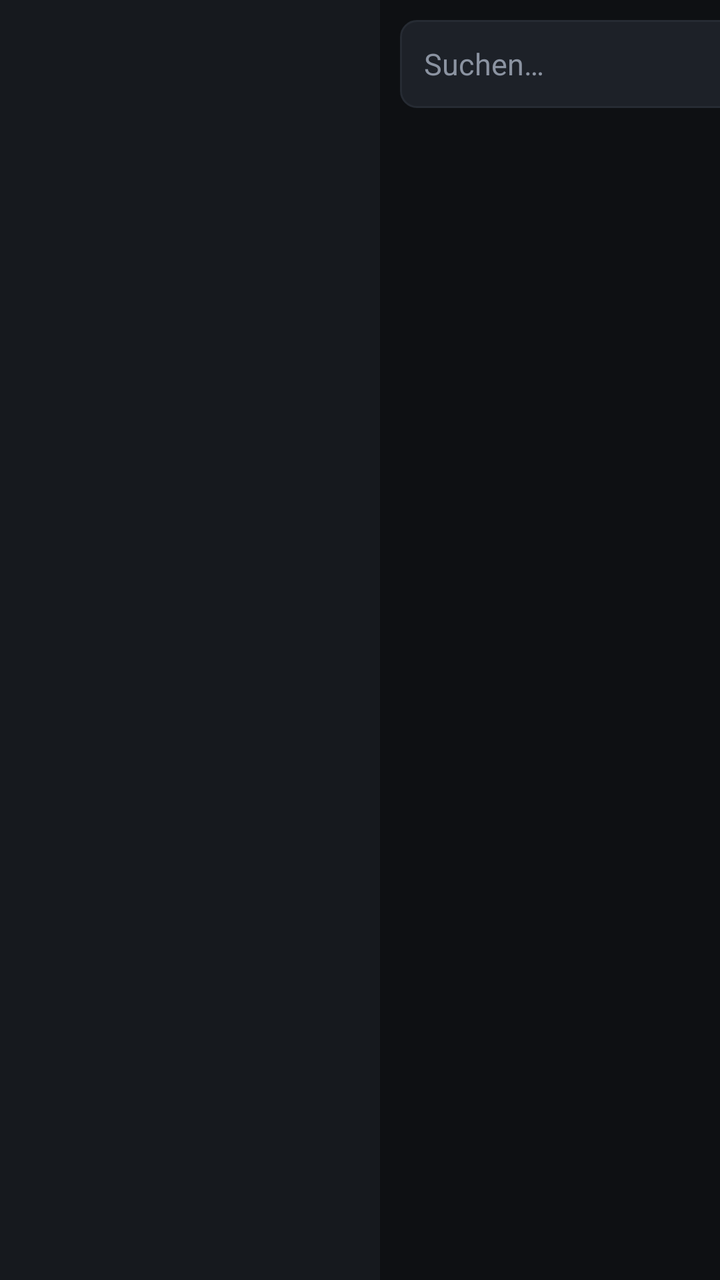
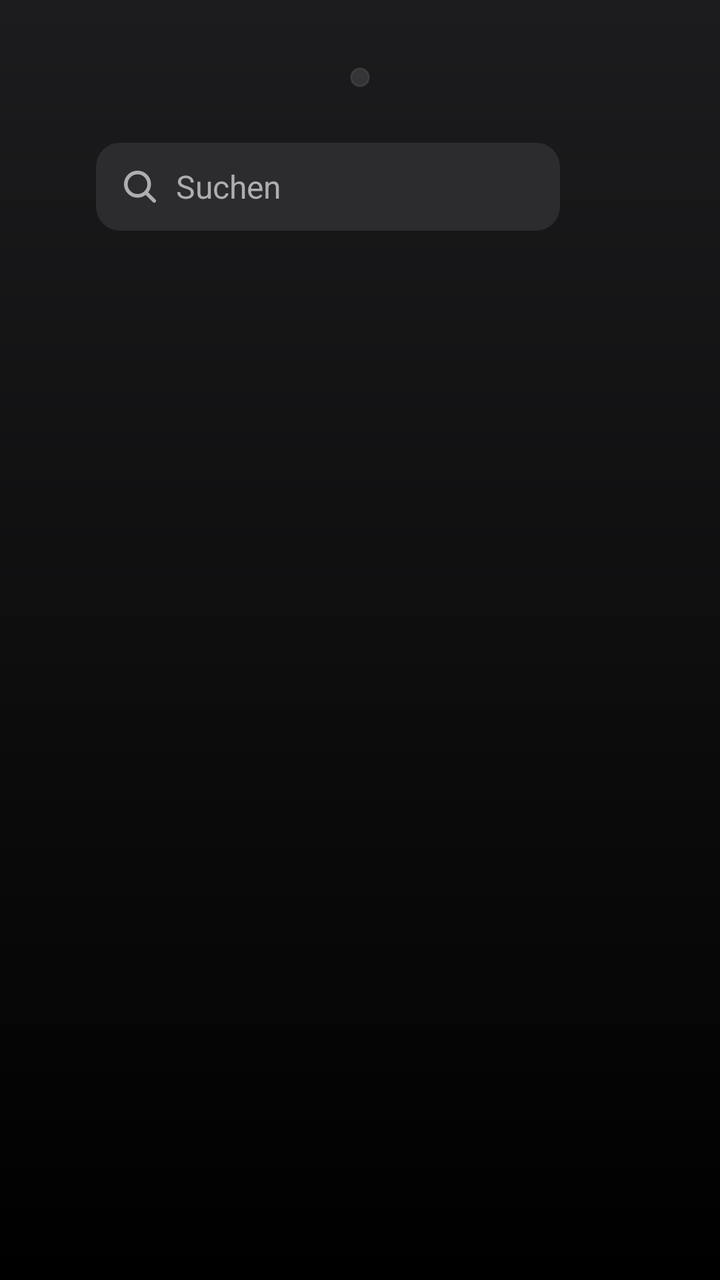

Screens rendered from an Android XML layout before and after an edit, with the pre-edit source and the edit as a unified diff.
<!-- AndroidManifest.xml: application theme AppTheme -->
<!-- res/layout/activity_main.xml -->
<?xml version="1.0" encoding="utf-8"?>
<FrameLayout xmlns:android="http://schemas.android.com/apk/res/android"
    android:id="@+id/root"
    android:layout_width="match_parent"
    android:layout_height="match_parent"
    android:background="@color/bg">

    <LinearLayout
        android:id="@+id/browse"
        android:layout_width="match_parent"
        android:layout_height="match_parent"
        android:orientation="horizontal">

        <LinearLayout
            android:id="@+id/nav"
            android:layout_width="190dp"
            android:layout_height="match_parent"
            android:background="@color/panel"
            android:orientation="vertical"
            android:padding="12dp">
            <TextView
                android:id="@+id/logo"
                android:layout_width="wrap_content"
                android:layout_height="wrap_content"
                android:layout_marginBottom="16dp"
                android:layout_marginStart="6dp"
                android:textSize="24sp"
                android:textStyle="bold" />
        </LinearLayout>

        <LinearLayout
            android:id="@+id/colCats"
            android:layout_width="250dp"
            android:layout_height="match_parent"
            android:orientation="vertical"
            android:padding="10dp">
            <EditText
                android:id="@+id/search"
                android:layout_width="match_parent"
                android:layout_height="44dp"
                android:background="@drawable/field_bg"
                android:hint="Suchen…"
                android:imeOptions="actionSearch"
                android:inputType="text"
                android:paddingHorizontal="12dp"
                android:singleLine="true"
                android:textColor="@color/text"
                android:textColorHint="@color/muted"
                android:textSize="15sp" />
            <androidx.recyclerview.widget.RecyclerView
                android:id="@+id/cats"
                android:layout_width="match_parent"
                android:layout_height="match_parent"
                android:layout_marginTop="8dp" />
        </LinearLayout>

        <FrameLayout
            android:id="@+id/colMain"
            android:layout_width="0dp"
            android:layout_height="match_parent"
            android:layout_weight="1"
            android:padding="10dp">
            <LinearLayout
                android:layout_width="match_parent"
                android:layout_height="match_parent"
                android:orientation="vertical">
                <TextView
                    android:id="@+id/header"
                    android:layout_width="match_parent"
                    android:layout_height="wrap_content"
                    android:paddingBottom="8dp"
                    android:paddingStart="6dp"
                    android:textColor="@color/muted"
                    android:textSize="14sp" />
                <androidx.recyclerview.widget.RecyclerView
                    android:id="@+id/items"
                    android:layout_width="match_parent"
                    android:layout_height="match_parent" />
            </LinearLayout>
            <ScrollView
                android:id="@+id/settings"
                android:layout_width="match_parent"
                android:layout_height="match_parent"
                android:visibility="gone">
                <LinearLayout
                    android:id="@+id/settingsBox"
                    android:layout_width="560dp"
                    android:layout_height="wrap_content"
                    android:orientation="vertical"
                    android:padding="8dp" />
            </ScrollView>
        </FrameLayout>
    </LinearLayout>

    <FrameLayout
        android:id="@+id/playerBox"
        android:layout_width="match_parent"
        android:layout_height="match_parent"
        android:background="#000000"
        android:visibility="gone">
        <org.videolan.libvlc.util.VLCVideoLayout
            android:id="@+id/videoLayout"
            android:layout_width="match_parent"
            android:layout_height="match_parent" />
        <ProgressBar
            android:id="@+id/spinner"
            android:layout_width="56dp"
            android:layout_height="56dp"
            android:layout_gravity="center" />
        <TextView
            android:id="@+id/playerMsg"
            android:layout_width="wrap_content"
            android:layout_height="wrap_content"
            android:layout_gravity="center"
            android:layout_marginTop="70dp"
            android:gravity="center"
            android:padding="12dp"
            android:textColor="#FFFFFF"
            android:textSize="16sp" />
        <LinearLayout
            android:id="@+id/infoOverlay"
            android:layout_width="match_parent"
            android:layout_height="wrap_content"
            android:layout_gravity="bottom"
            android:background="#D90E1013"
            android:orientation="vertical"
            android:padding="24dp"
            android:visibility="gone">
            <TextView
                android:id="@+id/infoTitle"
                android:layout_width="wrap_content"
                android:layout_height="wrap_content"
                android:textSize="24sp"
                android:textStyle="bold" />
            <TextView
                android:id="@+id/infoNow"
                android:layout_width="wrap_content"
                android:layout_height="wrap_content"
                android:layout_marginTop="6dp"
                android:textColor="#FF6B6B"
                android:textSize="16sp" />
            <ProgressBar
                android:id="@+id/infoProgress"
                style="?android:attr/progressBarStyleHorizontal"
                android:layout_width="420dp"
                android:layout_height="6dp"
                android:layout_marginTop="6dp"
                android:max="1000" />
            <TextView
                android:id="@+id/infoDesc"
                android:layout_width="wrap_content"
                android:layout_height="wrap_content"
                android:layout_marginTop="6dp"
                android:maxLines="3"
                android:textColor="#C3C8D1"
                android:textSize="14sp" />
            <TextView
                android:id="@+id/infoNext"
                android:layout_width="wrap_content"
                android:layout_height="wrap_content"
                android:layout_marginTop="10dp"
                android:textColor="@color/muted"
                android:textSize="14sp" />
            <TextView
                android:id="@+id/infoHint"
                android:layout_width="wrap_content"
                android:layout_height="wrap_content"
                android:layout_marginTop="10dp"
                android:text="▲▼ Sender wechseln · OK Info · Zurück = Bild verkleinern"
                android:textColor="@color/muted"
                android:textSize="12sp" />
        </LinearLayout>
    </FrameLayout>
</FrameLayout>
<!-- resources referenced by this layout -->
<resources>
  <color name="bg">#0E1013</color>
  <color name="muted">#8B93A1</color>
  <color name="panel">#16191E</color>
  <color name="text">#E8EAEE</color>
  <!-- drawable field_bg (drawable) -->
  <?xml version="1.0" encoding="utf-8"?>
  <selector xmlns:android="http://schemas.android.com/apk/res/android">
      <item android:state_focused="true">
          <shape><solid android:color="#1D2128" /><stroke android:width="2dp" android:color="#3D8BFD" /><corners android:radius="8dp" /></shape>
      </item>
      <item><shape><solid android:color="#1D2128" /><stroke android:width="1dp" android:color="#262B33" /><corners android:radius="8dp" /></shape></item>
  </selector>
  <style name="AppTheme" parent="Theme.AppCompat.NoActionBar">
          <item name="android:windowBackground">@color/bg</item>
          <item name="android:textColor">@color/text</item>
          <item name="colorAccent">@color/accent</item>
          <item name="android:windowFullscreen">true</item>
      </style>
  <color name="accent">#3D8BFD</color>
</resources>

<!-- the commit's change to res/layout/activity_main.xml (unified diff, before → after) -->
@@ -3,93 +3,148 @@
     android:id="@+id/root"
     android:layout_width="match_parent"
     android:layout_height="match_parent"
-    android:background="@color/bg">
-
+    android:background="@drawable/bg_gradient">
+
+    
     <LinearLayout
         android:id="@+id/browse"
         android:layout_width="match_parent"
         android:layout_height="match_parent"
-        android:orientation="horizontal">
+        android:clipChildren="false"
+        android:clipToPadding="false"
+        android:orientation="vertical"
+        android:paddingStart="48dp"
+        android:paddingTop="24dp"
+        android:paddingEnd="48dp"
+        android:paddingBottom="20dp">
+
+        
+        <FrameLayout
+            android:layout_width="match_parent"
+            android:layout_height="wrap_content"
+            android:clipChildren="false"
+            android:clipToPadding="false">
+            <TextView
+                android:id="@+id/logo"
+                android:layout_width="wrap_content"
+                android:layout_height="wrap_content"
+                android:layout_gravity="start|center_vertical"
+                android:fontFamily="sans-serif-medium"
+                android:letterSpacing="-0.01"
+                android:textColor="@color/text"
+                android:textSize="22sp" />
+            <LinearLayout
+                android:id="@+id/nav"
+                android:layout_width="wrap_content"
+                android:layout_height="wrap_content"
+                android:layout_gravity="center"
+                android:background="@drawable/tabbar_bg"
+                android:clipChildren="false"
+                android:clipToPadding="false"
+                android:gravity="center_vertical"
+                android:orientation="horizontal"
+                android:padding="5dp" />
+        </FrameLayout>
 
         <LinearLayout
-            android:id="@+id/nav"
-            android:layout_width="190dp"
-            android:layout_height="match_parent"
-            android:background="@color/panel"
-            android:orientation="vertical"
-            android:padding="12dp">
-            <TextView
-                android:id="@+id/logo"
-                android:layout_width="wrap_content"
-                android:layout_height="wrap_content"
-                android:layout_marginBottom="16dp"
-                android:layout_marginStart="6dp"
-                android:textSize="24sp"
-                android:textStyle="bold" />
+            android:layout_width="match_parent"
+            android:layout_height="0dp"
+            android:layout_marginTop="18dp"
+            android:layout_weight="1"
+            android:clipChildren="false"
+            android:clipToPadding="false"
+            android:orientation="horizontal">
+
+            <LinearLayout
+                android:id="@+id/colCats"
+                android:layout_width="250dp"
+                android:layout_height="match_parent"
+                android:clipChildren="false"
+                android:clipToPadding="false"
+                android:orientation="vertical"
+                android:paddingEnd="18dp">
+                <EditText
+                    android:id="@+id/search"
+                    android:layout_width="match_parent"
+                    android:layout_height="44dp"
+                    android:background="@drawable/field_bg"
+                    android:drawableStart="@drawable/ic_search"
+                    android:drawablePadding="8dp"
+                    android:hint="Suchen"
+                    android:imeOptions="actionSearch"
+                    android:inputType="text"
+                    android:paddingStart="12dp"
+        android:paddingEnd="12dp"
+                    android:singleLine="true"
+                    android:textColor="@color/cell_text"
+                    android:textColorHint="@color/cell_sub"
+                    android:textSize="16sp" />
+                <androidx.recyclerview.widget.RecyclerView
+                    android:id="@+id/cats"
+                    android:layout_width="match_parent"
+                    android:layout_height="match_parent"
+                    android:layout_marginTop="10dp"
+                    android:clipChildren="false"
+                    android:clipToPadding="false"
+                    android:paddingTop="4dp"
+        android:paddingBottom="4dp" />
+            </LinearLayout>
+
+            <FrameLayout
+                android:id="@+id/colMain"
+                android:layout_width="0dp"
+                android:layout_height="match_parent"
+                android:layout_weight="1"
+                android:clipChildren="false"
+                android:clipToPadding="false">
+                <LinearLayout
+                    android:layout_width="match_parent"
+                    android:layout_height="match_parent"
+                    android:clipChildren="false"
+                    android:clipToPadding="false"
+                    android:orientation="vertical">
+                    <TextView
+                        android:id="@+id/header"
+                        android:layout_width="match_parent"
+                        android:layout_height="wrap_content"
+                        android:ellipsize="end"
+                        android:fontFamily="sans-serif-medium"
+                        android:maxLines="1"
+                        android:paddingStart="4dp"
+                        android:paddingBottom="10dp"
+                        android:textColor="@color/text"
+                        android:textSize="20sp" />
+                    <androidx.recyclerview.widget.RecyclerView
+                        android:id="@+id/items"
+                        android:layout_width="match_parent"
+                        android:layout_height="match_parent"
+                        android:clipChildren="false"
+                        android:clipToPadding="false"
+                        android:paddingTop="6dp"
+        android:paddingBottom="6dp" />
+                </LinearLayout>
+                <ScrollView
+                    android:id="@+id/settings"
+                    android:layout_width="match_parent"
+                    android:layout_height="match_parent"
+                    android:clipChildren="false"
+                    android:clipToPadding="false"
+                    android:scrollbars="none"
+                    android:visibility="gone">
+                    <LinearLayout
+                        android:id="@+id/settingsBox"
+                        android:layout_width="640dp"
+                        android:layout_height="wrap_content"
+                        android:layout_gravity="center_horizontal"
+                        android:clipChildren="false"
+                        android:clipToPadding="false"
+                        android:orientation="vertical"
+                        android:paddingStart="12dp"
+        android:paddingEnd="12dp"
+                        android:paddingBottom="24dp" />
+                </ScrollView>
+            </FrameLayout>
         </LinearLayout>
-
-        <LinearLayout
-            android:id="@+id/colCats"
-            android:layout_width="250dp"
-            android:layout_height="match_parent"
-            android:orientation="vertical"
-            android:padding="10dp">
-            <EditText
-                android:id="@+id/search"
-                android:layout_width="match_parent"
-                android:layout_height="44dp"
-                android:background="@drawable/field_bg"
-                android:hint="Suchen…"
-                android:imeOptions="actionSearch"
-                android:inputType="text"
-                android:paddingHorizontal="12dp"
-                android:singleLine="true"
-                android:textColor="@color/text"
-                android:textColorHint="@color/muted"
-                android:textSize="15sp" />
-            <androidx.recyclerview.widget.RecyclerView
-                android:id="@+id/cats"
-                android:layout_width="match_parent"
-                android:layout_height="match_parent"
-                android:layout_marginTop="8dp" />
-        </LinearLayout>
-
-        <FrameLayout
-            android:id="@+id/colMain"
-            android:layout_width="0dp"
-            android:layout_height="match_parent"
-            android:layout_weight="1"
-            android:padding="10dp">
-            <LinearLayout
-                android:layout_width="match_parent"
-                android:layout_height="match_parent"
-                android:orientation="vertical">
-                <TextView
-                    android:id="@+id/header"
-                    android:layout_width="match_parent"
-                    android:layout_height="wrap_content"
-                    android:paddingBottom="8dp"
-                    android:paddingStart="6dp"
-                    android:textColor="@color/muted"
-                    android:textSize="14sp" />
-                <androidx.recyclerview.widget.RecyclerView
-                    android:id="@+id/items"
-                    android:layout_width="match_parent"
-                    android:layout_height="match_parent" />
-            </LinearLayout>
-            <ScrollView
-                android:id="@+id/settings"
-                android:layout_width="match_parent"
-                android:layout_height="match_parent"
-                android:visibility="gone">
-                <LinearLayout
-                    android:id="@+id/settingsBox"
-                    android:layout_width="560dp"
-                    android:layout_height="wrap_content"
-                    android:orientation="vertical"
-                    android:padding="8dp" />
-            </ScrollView>
-        </FrameLayout>
     </LinearLayout>
 
     <FrameLayout
@@ -97,6 +152,7 @@
         android:layout_width="match_parent"
         android:layout_height="match_parent"
         android:background="#000000"
+        android:elevation="16dp"
         android:visibility="gone">
         <org.videolan.libvlc.util.VLCVideoLayout
             android:id="@+id/videoLayout"
@@ -104,9 +160,10 @@
             android:layout_height="match_parent" />
         <ProgressBar
             android:id="@+id/spinner"
-            android:layout_width="56dp"
-            android:layout_height="56dp"
-            android:layout_gravity="center" />
+            android:layout_width="48dp"
+            android:layout_height="48dp"
+            android:layout_gravity="center"
+            android:indeterminateTint="#FFFFFF" />
         <TextView
             android:id="@+id/playerMsg"
             android:layout_width="wrap_content"
@@ -116,59 +173,90 @@
             android:gravity="center"
             android:padding="12dp"
             android:textColor="#FFFFFF"
-            android:textSize="16sp" />
+            android:textSize="17sp" />
+
+        
         <LinearLayout
             android:id="@+id/infoOverlay"
             android:layout_width="match_parent"
             android:layout_height="wrap_content"
             android:layout_gravity="bottom"
-            android:background="#D90E1013"
+            android:layout_marginStart="48dp"
+            android:layout_marginEnd="48dp"
+            android:layout_marginBottom="27dp"
+            android:background="@drawable/overlay_bg"
             android:orientation="vertical"
-            android:padding="24dp"
+            android:paddingStart="28dp"
+        android:paddingEnd="28dp"
+            android:paddingTop="22dp"
+        android:paddingBottom="22dp"
             android:visibility="gone">
             <TextView
                 android:id="@+id/infoTitle"
                 android:layout_width="wrap_content"
                 android:layout_height="wrap_content"
-                android:textSize="24sp"
-                android:textStyle="bold" />
+                android:fontFamily="sans-serif-medium"
+                android:textColor="@color/text"
+                android:textSize="26sp" />
             <TextView
                 android:id="@+id/infoNow"
                 android:layout_width="wrap_content"
                 android:layout_height="wrap_content"
                 android:layout_marginTop="6dp"
-                android:textColor="#FF6B6B"
-                android:textSize="16sp" />
+                android:textColor="@color/text"
+                android:textSize="17sp" />
             <ProgressBar
                 android:id="@+id/infoProgress"
                 style="?android:attr/progressBarStyleHorizontal"
-                android:layout_width="420dp"
-                android:layout_height="6dp"
-                android:layout_marginTop="6dp"
-                android:max="1000" />
+                android:layout_width="match_parent"
+                android:layout_height="5dp"
+                android:layout_marginTop="12dp"
+                android:max="1000"
+                android:progressDrawable="@drawable/progress_white" />
             <TextView
                 android:id="@+id/infoDesc"
                 android:layout_width="wrap_content"
                 android:layout_height="wrap_content"
-                android:layout_marginTop="6dp"
+                android:layout_marginTop="12dp"
+                android:lineSpacingExtra="2dp"
                 android:maxLines="3"
-                android:textColor="#C3C8D1"
-                android:textSize="14sp" />
+                android:ellipsize="end"
+                android:textColor="@color/muted"
+                android:textSize="15sp" />
             <TextView
                 android:id="@+id/infoNext"
                 android:layout_width="wrap_content"
                 android:layout_height="wrap_content"
-                android:layout_marginTop="10dp"
+                android:layout_marginTop="12dp"
+                android:lineSpacingExtra="2dp"
                 android:textColor="@color/muted"
-                android:textSize="14sp" />
+                android:textSize="15sp" />
             <TextView
                 android:id="@+id/infoHint"
                 android:layout_width="wrap_content"
                 android:layout_height="wrap_content"
-                android:layout_marginTop="10dp"
-                android:text="▲▼ Sender wechseln · OK Info · Zurück = Bild verkleinern"
+                android:layout_marginTop="14dp"
+                android:text="▲▼ Sender wechseln   ·   OK Info   ·   Zurück verkleinert das Bild"
                 android:textColor="@color/muted"
-                android:textSize="12sp" />
+                android:textSize="13sp" />
         </LinearLayout>
     </FrameLayout>
+
+    
+    <TextView
+        android:id="@+id/banner"
+        android:layout_width="wrap_content"
+        android:layout_height="wrap_content"
+        android:layout_gravity="top|center_horizontal"
+        android:layout_marginTop="24dp"
+        android:background="@drawable/banner_bg"
+        android:elevation="24dp"
+        android:maxWidth="640dp"
+        android:paddingStart="24dp"
+        android:paddingEnd="24dp"
+        android:paddingTop="12dp"
+        android:paddingBottom="12dp"
+        android:textColor="@color/text"
+        android:textSize="16sp"
+        android:visibility="gone" />
 </FrameLayout>
<!-- resource entries referenced after the edit -->
@@ -1,23 +1,65 @@
 <!-- resources referenced by this layout -->
 <resources>
-  <color name="bg">#0E1013</color>
-  <color name="muted">#8B93A1</color>
-  <color name="panel">#16191E</color>
-  <color name="text">#E8EAEE</color>
+  <color name="bg">#000000</color>
+  <color name="panel2">#2C2C2E</color>
+  <color name="muted">#AEAEB2</color>
+  <color name="text">#FFFFFF</color>
+  <!-- drawable banner_bg (drawable) -->
+  <?xml version="1.0" encoding="utf-8"?>
+  <shape xmlns:android="http://schemas.android.com/apk/res/android">
+      <solid android:color="#F02C2C2E" />
+      <stroke android:width="1dp" android:color="#26FFFFFF" />
+      <corners android:radius="100dp" />
+  </shape>
+  <!-- drawable bg_gradient (drawable) -->
+  <?xml version="1.0" encoding="utf-8"?>
+  <shape xmlns:android="http://schemas.android.com/apk/res/android">
+      <gradient android:angle="270" android:startColor="@color/bgTop" android:endColor="@color/bg" />
+  </shape>
   <!-- drawable field_bg (drawable) -->
   <?xml version="1.0" encoding="utf-8"?>
   <selector xmlns:android="http://schemas.android.com/apk/res/android">
-      <item android:state_focused="true">
-          <shape><solid android:color="#1D2128" /><stroke android:width="2dp" android:color="#3D8BFD" /><corners android:radius="8dp" /></shape>
+      <item android:state_focused="true"><shape><solid android:color="#FFFFFF" /><corners android:radius="12dp" /></shape></item>
+      <item><shape><solid android:color="@color/panel2" /><corners android:radius="12dp" /></shape></item>
+  </selector>
+  <!-- drawable ic_search (drawable) -->
+  <?xml version="1.0" encoding="utf-8"?>
+  <vector xmlns:android="http://schemas.android.com/apk/res/android"
+      android:width="20dp" android:height="20dp" android:viewportWidth="24" android:viewportHeight="24">
+      <path android:fillColor="#00000000" android:strokeColor="#AEAEB2" android:strokeWidth="2.2"
+          android:strokeLineCap="round" android:pathData="M10.5,3.5a7,7 0,1 1,0 14a7,7 0,1 1,0 -14zM15.6,15.6L20.5,20.5" />
+  </vector>
+  <!-- drawable overlay_bg (drawable) -->
+  <?xml version="1.0" encoding="utf-8"?>
+  <shape xmlns:android="http://schemas.android.com/apk/res/android">
+      <solid android:color="#E01C1C1E" />
+      <stroke android:width="1dp" android:color="#1FFFFFFF" />
+      <corners android:radius="24dp" />
+  </shape>
+  <!-- drawable progress_white (drawable) -->
+  <?xml version="1.0" encoding="utf-8"?>
+  <layer-list xmlns:android="http://schemas.android.com/apk/res/android">
+      <item android:id="@android:id/background">
+          <shape><solid android:color="#4DFFFFFF" /><corners android:radius="100dp" /></shape>
       </item>
-      <item><shape><solid android:color="#1D2128" /><stroke android:width="1dp" android:color="#262B33" /><corners android:radius="8dp" /></shape></item>
-  </selector>
+      <item android:id="@android:id/progress">
+          <clip><shape><solid android:color="#FFFFFF" /><corners android:radius="100dp" /></shape></clip>
+      </item>
+  </layer-list>
+  <!-- drawable tabbar_bg (drawable) -->
+  <?xml version="1.0" encoding="utf-8"?>
+  <shape xmlns:android="http://schemas.android.com/apk/res/android">
+      <solid android:color="#1FFFFFFF" />
+      <stroke android:width="1dp" android:color="#14FFFFFF" />
+      <corners android:radius="100dp" />
+  </shape>
   <style name="AppTheme" parent="Theme.AppCompat.NoActionBar">
-          <item name="android:windowBackground">@color/bg</item>
+          <item name="android:windowBackground">@drawable/bg_gradient</item>
           <item name="android:textColor">@color/text</item>
           <item name="colorAccent">@color/accent</item>
           <item name="android:windowFullscreen">true</item>
       </style>
-  <color name="accent">#3D8BFD</color>
+  <color name="bgTop">#1C1C1E</color>
+  <color name="accent">#0A84FF</color>
 </resources>
 
